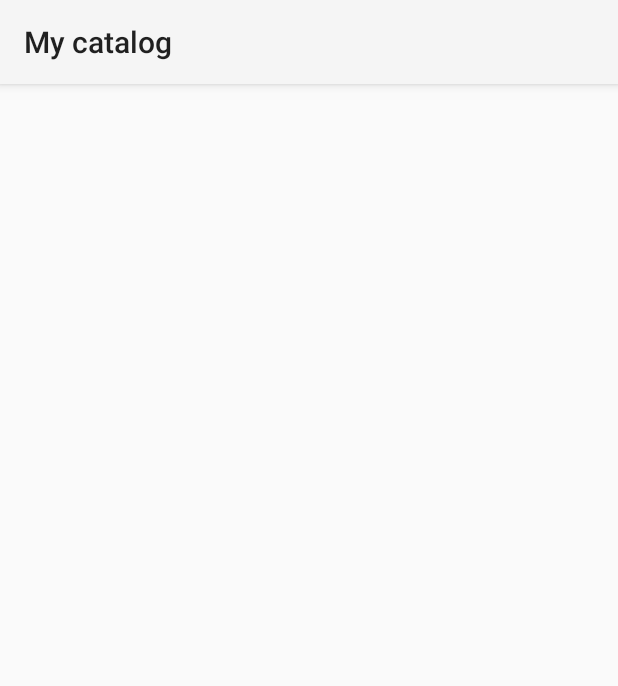
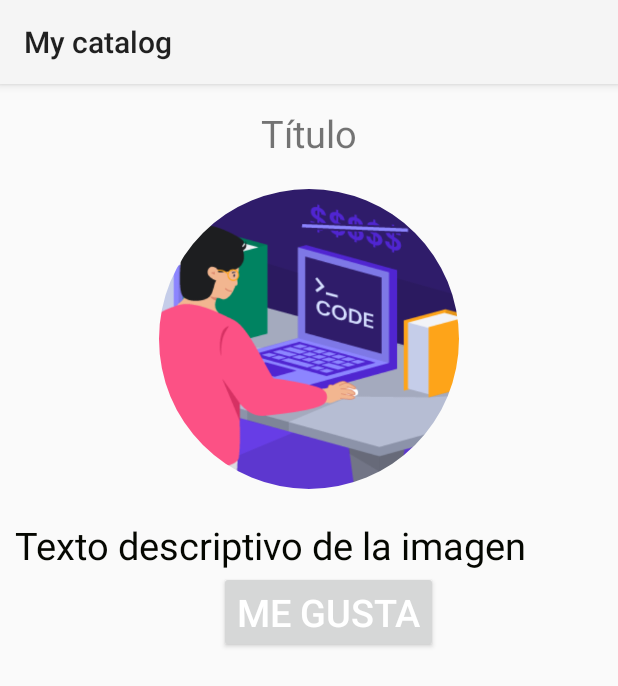
Before and after one commit to bibicg/DI, an Android app: the DetailActivity screen opened directly, with no data from a screen before it, on a phone screen of 412 x 824 dp. Shown: the top 686 px of the screen. Run offline under Robolectric (Android 15) with nearby library versions, the phone set to English and light mode, and no system bars.

Commit message:
Ejercicio 3: modificar el xml de DetailActivity (el mio se llama activity_detail.xml) para que tenga estos componentes: 2 TextView para título y descripción, un botón y una imagen, que debe ser circular. Lo hago a través del archivo styles.xml (dentro de values) y con shapeableImageView en el xml de la actividad

```diff
--- a/sprint3android/app/src/main/java/com/example/mycatalog/CatalogActivity.java
+++ b/sprint3android/app/src/main/java/com/example/mycatalog/CatalogActivity.java
@@ -33,7 +33,7 @@ public class CatalogActivity extends AppCompatActivity {
         boton_irDetail.setOnClickListener(new View.OnClickListener() {
             @Override
             public void onClick(View view) {
-                Toast.makeText(context, "Arrancando otra actividad...", Toast.LENGTH_LONG).show();
+                //Toast.makeText(context, "Arrancando otra actividad...", Toast.LENGTH_LONG).show();
                 // Declaramos nuestra intención
                 // Nótese que el constructor también recibe
                 // un parámetro de tipo 'Context'
--- a/sprint3android/app/src/main/java/com/example/mycatalog/DetailActivity.java
+++ b/sprint3android/app/src/main/java/com/example/mycatalog/DetailActivity.java
@@ -1,5 +1,6 @@
 package com.example.mycatalog;
 
+import androidx.annotation.Nullable;
 import androidx.appcompat.app.AppCompatActivity;
 
 import android.content.Context;
@@ -16,4 +17,17 @@ import androidx.core.view.ViewCompat;
 import androidx.core.view.WindowInsetsCompat;
 
 public class DetailActivity extends AppCompatActivity {
+
+    @Override
+    protected void onCreate(@Nullable Bundle savedInstanceState) {
+        super.onCreate(savedInstanceState);
+        //enlazo con la actividad, que es el archivo en xml
+        setContentView(R.layout.activity_detail);
+
+        // 16. linea necesaria porque hemos borrado el text view del xml
+        // Aquí, inicialmente también añadimos un Fragment1 a la interfaz
+        //getSupportFragmentManager().beginTransaction().replace(R.id.fragmentContainer, new Fragment1()).commit();
+
+
+    }
 }
--- /dev/null
+++ b/sprint3android/app/src/main/res/drawable/fondo_circular.xml
@@ -0,0 +1,6 @@
+<?xml version="1.0" encoding="utf-8"?>
+<shape xmlns:android="http://schemas.android.com/apk/res/android">
+    <solid android:color="#FFFFFF" /> Color de fondo -->
+    <stroke android:width="2dp" android:color="#000000" /> Borde -->
+    <corners android:radius="100dp" /> <!-- Radio para hacer el círculo -->
+</shape>
--- a/sprint3android/app/src/main/res/layout/activity_detail.xml
+++ b/sprint3android/app/src/main/res/layout/activity_detail.xml
@@ -1,6 +1,58 @@
 <?xml version="1.0" encoding="utf-8"?>
 <androidx.constraintlayout.widget.ConstraintLayout xmlns:android="http://schemas.android.com/apk/res/android"
+    xmlns:tools="http://schemas.android.com/tools"
     android:layout_width="match_parent"
-    android:layout_height="match_parent">
+    android:layout_height="match_parent"
+    xmlns:app="http://schemas.android.com/apk/res-auto">
+
+    <TextView
+        app:layout_constraintTop_toTopOf="parent"
+        app:layout_constraintStart_toStartOf="parent"
+        app:layout_constraintEnd_toEndOf="parent"
+        android:layout_marginTop="15dp"
+        android:textSize="25sp"
+        android:layout_width="wrap_content"
+        android:layout_height="wrap_content"
+        android:text="Título"
+        android:id="@+id/titulo"/>
+
+    <com.google.android.material.imageview.ShapeableImageView
+        android:id="@+id/imagenRedonda"
+        android:layout_width="200dp"
+        android:layout_height="200dp"
+        android:layout_marginTop="20dp"
+        app:srcCompat="@drawable/imagen"
+        android:scaleType="centerCrop"
+        app:shapeAppearanceOverlay="@style/roundedImageView"
+        app:layout_constraintTop_toBottomOf="@id/titulo"
+        app:layout_constraintStart_toStartOf="parent"
+        app:layout_constraintEnd_toEndOf="parent" />
+
+    <TextView
+        app:layout_constraintTop_toBottomOf="@id/imagenRedonda"
+        app:layout_constraintStart_toStartOf="parent"
+        app:layout_constraintEnd_toEndOf="parent"
+        android:layout_marginTop="20dp"
+        android:layout_marginEnd="20dp"
+        android:layout_marginStart="10dp"
+        android:textSize="25sp"
+        android:textColor="#050701"
+        android:layout_width="0dp"
+        android:layout_height="wrap_content"
+        android:text="Texto descriptivo de la imagen"
+        android:id="@+id/descripcion"/>
+
+    <Button
+        app:layout_constraintTop_toBottomOf="@id/descripcion"
+        app:layout_constraintStart_toStartOf="parent"
+        app:layout_constraintEnd_toEndOf="parent"
+        android:layout_marginStart="25dp"
+        android:textSize="25sp"
+        android:textColor="#FFFFFF"
+        android:layout_width="wrap_content"
+        android:layout_height="wrap_content"
+        android:text="Me gusta"
+        android:id="@+id/botonMeGusta"/>
+
 
 </androidx.constraintlayout.widget.ConstraintLayout>
```
Also changed, not shown: sprint3android/app/src/main/res/drawable/circular_background.xml (added, +9 -0 lines), sprint3android/app/src/main/res/drawable/fondo_circular_transparente.xml (added, +13 -0 lines), sprint3android/app/src/main/res/values/styles.xml.xml (added, +7 -0 lines), sprint3android/app/src/main/res/drawable/avatar.png (added), sprint3android/app/src/main/res/drawable/imagen.png (added).
